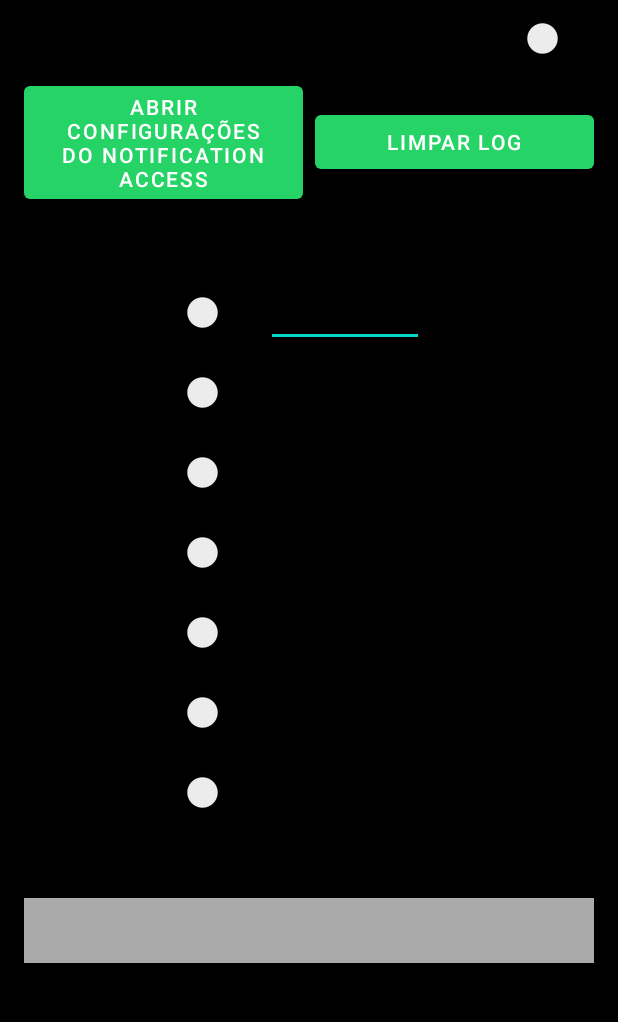
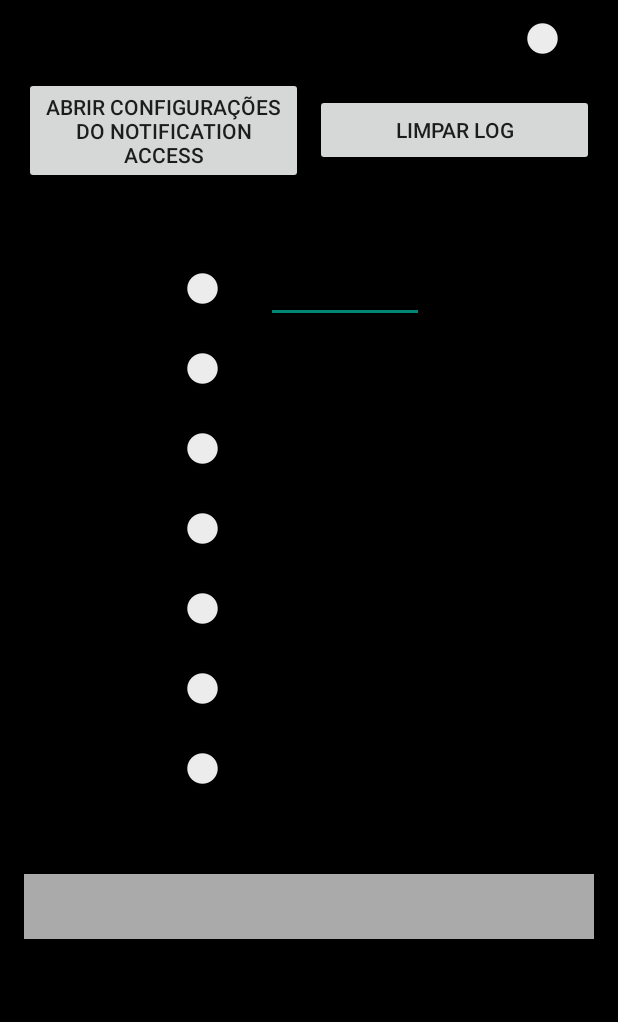
Before and after one commit to ThiagoPax/wa-autoresponder, an Android app: the screen it shows after launch (MainActivity), on a phone screen of 412 x 824 dp, the part 68-1090 px from its top. Run offline under Robolectric (Android 15) with nearby library versions, the phone set to English and light mode, and no system bars.

Commit message:
Update themes.xml

```diff
--- a/app/src/main/res/values/themes.xml
+++ b/app/src/main/res/values/themes.xml
@@ -1,6 +1,6 @@
 <?xml version="1.0" encoding="utf-8"?>
 <resources>
-    <style name="Theme.WAAutoResponder" parent="Theme.MaterialComponents.DayNight.NoActionBar">
+    <style name="Theme.WAAutoResponder" parent="Theme.AppCompat.DayNight.NoActionBar">
         <item name="colorPrimary">@color/waGreen</item>
         <item name="colorPrimaryVariant">@color/purple_700</item>
         <item name="colorSecondary">@color/teal_200</item>
```
